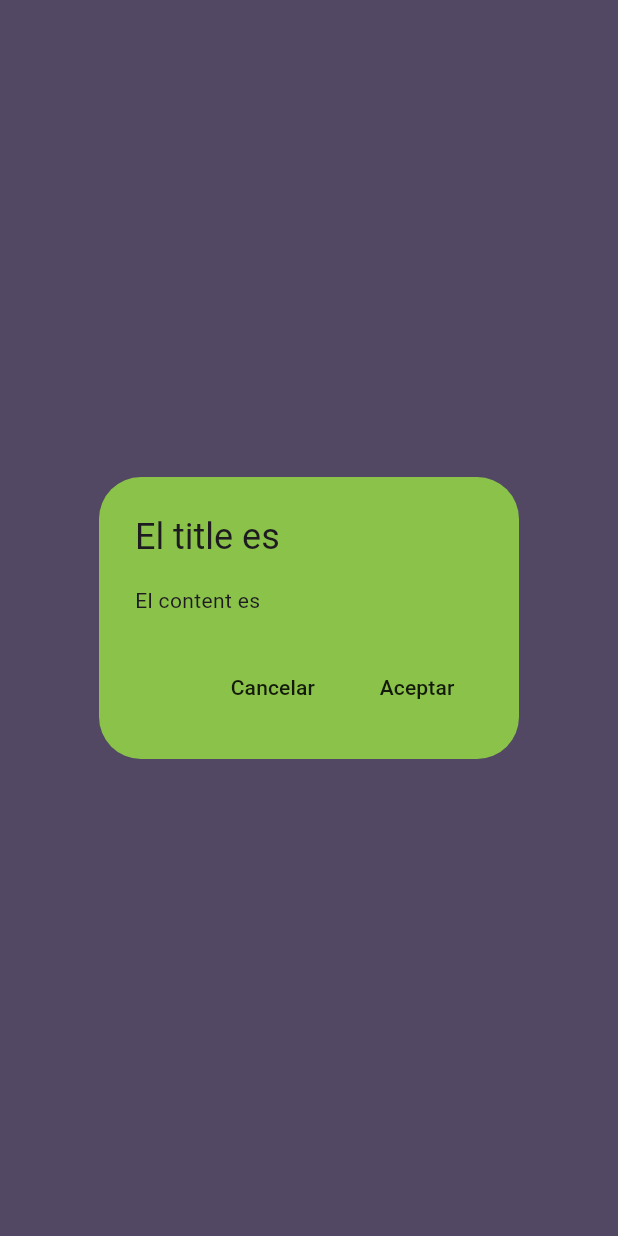
After one commit to SergioCamiloCastillo/widgets-of-the-day, a Flutter app: the screen it shows after launch, after a tap on "Show Dialog", on a phone screen of 412 x 824 dp. The commit adds this screen. Run offline on Flutter 3.47's test engine with Material 2 defaults, Android fonts, the phone set to English and light mode, and no system bars.

Commit message:
add widget mediaquery and alertdialog

```diff
--- /dev/null
+++ b/lib/alert_dialog_screen.dart
@@ -0,0 +1,56 @@
+import 'package:flutter/cupertino.dart';
+import 'package:flutter/material.dart';
+
+class AlertDialogScreen extends StatefulWidget {
+  const AlertDialogScreen({super.key});
+
+  @override
+  State<AlertDialogScreen> createState() => _AlertDialogScreenState();
+}
+
+class _AlertDialogScreenState extends State<AlertDialogScreen> {
+  void _showDialog() {
+    showDialog(
+      context: context,
+      builder: (context) {
+        return AlertDialog(
+          backgroundColor: Colors.lightGreen,
+          title: Text("El title es"),
+          content: Text("El content es"),
+          actions: [
+            MaterialButton(
+              onPressed: () {
+                Navigator.pop(context);
+              },
+              child: Text("Cancelar"),
+            ),
+            MaterialButton(
+              onPressed: () {},
+              child: Text("Aceptar"),
+            )
+          ],
+        );
+      },
+    );
+  }
+
+  @override
+  Widget build(BuildContext context) {
+    return Scaffold(
+      backgroundColor: Colors.deepPurple[200],
+      body: Center(
+        child: MaterialButton(
+          onPressed: _showDialog,
+          color: Colors.deepPurple[100],
+          child: Padding(
+            padding: const EdgeInsets.all(8.0),
+            child: Text(
+              "Show Dialog",
+              style: TextStyle(fontSize: 30),
+            ),
+          ),
+        ),
+      ),
+    );
+  }
+}
--- a/lib/main.dart
+++ b/lib/main.dart
@@ -1,4 +1,5 @@
 import 'package:flutter/material.dart';
+import 'package:widgetsoftheday/alert_dialog_screen.dart';
 import 'package:widgetsoftheday/animated_container.dart';
 import 'package:widgetsoftheday/appbar_screen.dart';
 import 'package:widgetsoftheday/bottom_navbar.dart';
@@ -10,6 +11,7 @@ import 'package:widgetsoftheday/gesture_detector_screen.dart';
 import 'package:widgetsoftheday/gridview_screen.dart';
 import 'package:widgetsoftheday/image_screen.dart';
 import 'package:widgetsoftheday/list_view_screen.dart';
+import 'package:widgetsoftheday/mediaquery_screen.dart';
 import 'package:widgetsoftheday/round_corner_screen.dart';
 import 'package:widgetsoftheday/sliverbar_screen.dart';
 import 'package:widgetsoftheday/tabbar_screen.dart';
@@ -25,6 +27,6 @@ class MainApp extends StatelessWidget {
   Widget build(BuildContext context) {
     return MaterialApp(
       debugShowCheckedModeBanner: false,
-        theme: AppTheme().getTheme(), home: const AnimatedContainerScreen());
+        theme: AppTheme().getTheme(), home: const AlertDialogScreen());
   }
 }
```
Also changed, not shown: lib/mediaquery_screen.dart (added, +36 -0 lines).
